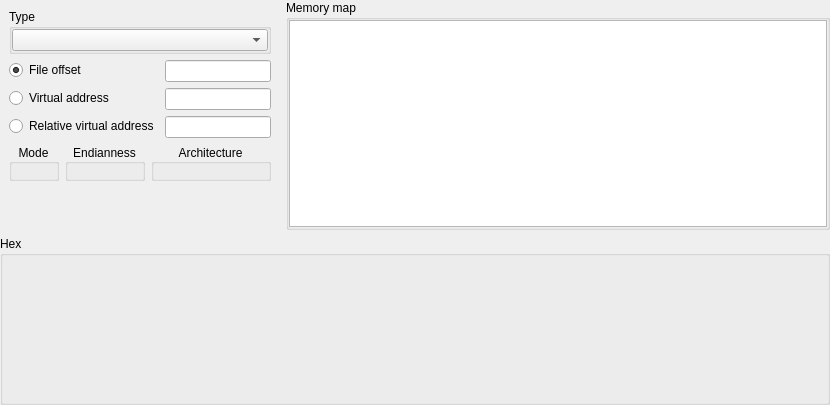
horsicq/XMemoryMapWidget, file xmemorymapwidget.ui: the form before one commit.
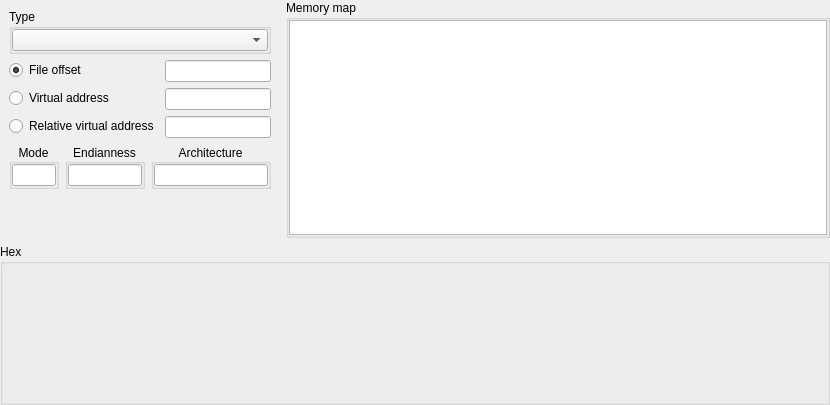
The form after the commit. Custom widgets are drawn as their Qt base class.

```diff
--- a/xmemorymapwidget.ui
+++ b/xmemorymapwidget.ui
@@ -134,13 +134,13 @@
               <number>0</number>
              </property>
              <item>
-              <widget class="QLabel" name="labelMode">
-               <property name="text">
-                <string/>
-               </property>
+              <widget class="QLineEdit" name="lineEditMode">
                <property name="alignment">
                 <set>Qt::AlignCenter</set>
                </property>
+               <property name="readOnly">
+                <bool>true</bool>
+               </property>
               </widget>
              </item>
             </layout>
@@ -174,13 +174,13 @@
               <number>0</number>
              </property>
              <item>
-              <widget class="QLabel" name="labelEndianness">
-               <property name="text">
-                <string/>
-               </property>
+              <widget class="QLineEdit" name="lineEditEndianness">
                <property name="alignment">
                 <set>Qt::AlignCenter</set>
                </property>
+               <property name="readOnly">
+                <bool>true</bool>
+               </property>
               </widget>
              </item>
             </layout>
@@ -208,13 +208,13 @@
               <number>0</number>
              </property>
              <item>
-              <widget class="QLabel" name="labelArch">
-               <property name="text">
-                <string/>
-               </property>
+              <widget class="QLineEdit" name="lineEditArch">
                <property name="alignment">
                 <set>Qt::AlignCenter</set>
                </property>
+               <property name="readOnly">
+                <bool>true</bool>
+               </property>
               </widget>
              </item>
             </layout>
```
